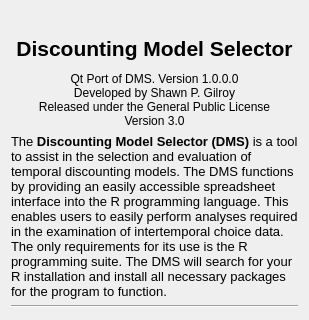
First picture: the form in statusdialog.ui, repository miyamot0/ModelSelectorQt, before the edit; both pictures show x 0 to 309 and y 0 to 320 of the 309 by 543 pixel window.
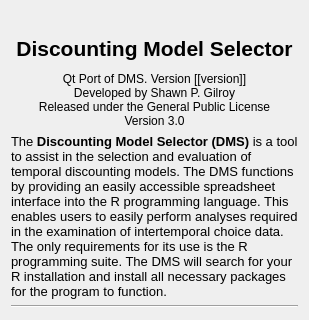
Second picture: the form after the edit. Icons and pictures are not drawn.

What changed in the file:
```diff
--- a/statusdialog.ui
+++ b/statusdialog.ui
@@ -114,7 +114,7 @@
 &lt;html&gt;&lt;head&gt;&lt;meta name=&quot;qrichtext&quot; content=&quot;1&quot; /&gt;&lt;style type=&quot;text/css&quot;&gt;
 p, li { white-space: pre-wrap; }
 &lt;/style&gt;&lt;/head&gt;&lt;body style=&quot; font-family:'MS Shell Dlg 2'; font-size:10pt; font-weight:400; font-style:normal;&quot;&gt;
-&lt;p style=&quot; margin-top:0px; margin-bottom:0px; margin-left:0px; margin-right:0px; -qt-block-indent:0; text-indent:0px;&quot;&gt;&lt;span style=&quot; font-size:9pt;&quot;&gt;Qt Port of DMS. Version 1.0.0.0&lt;/span&gt;&lt;/p&gt;
+&lt;p style=&quot; margin-top:0px; margin-bottom:0px; margin-left:0px; margin-right:0px; -qt-block-indent:0; text-indent:0px;&quot;&gt;&lt;span style=&quot; font-size:9pt;&quot;&gt;Qt Port of DMS. Version &lt;/span&gt;&lt;span style=&quot; font-size:9pt; color:#000000;&quot;&gt;[[version]]&lt;/span&gt;&lt;/p&gt;
 &lt;p style=&quot; margin-top:0px; margin-bottom:0px; margin-left:0px; margin-right:0px; -qt-block-indent:0; text-indent:0px;&quot;&gt;&lt;span style=&quot; font-size:9pt;&quot;&gt;Developed by Shawn P. Gilroy&lt;br /&gt;Released under the General Public License&lt;/span&gt;&lt;/p&gt;
 &lt;p style=&quot; margin-top:0px; margin-bottom:0px; margin-left:0px; margin-right:0px; -qt-block-indent:0; text-indent:0px;&quot;&gt;&lt;span style=&quot; font-size:9pt;&quot;&gt;Version 3.0&lt;/span&gt;&lt;/p&gt;&lt;/body&gt;&lt;/html&gt;</string>
        </property>
```
